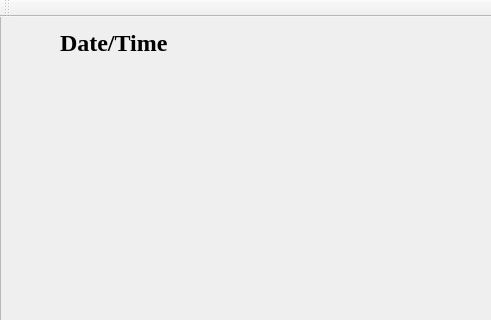
tomyqg/topaz-m, file mainwindow.ui: the form before one commit; both pictures show x 0 to 491 and y 0 to 320 of the 1280 by 800 pixel window.
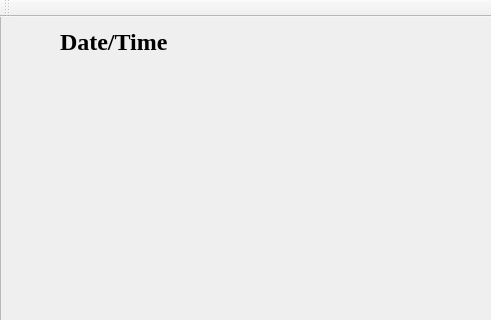
The form after the commit. Icons and pictures are not drawn. Custom widgets are drawn as their Qt base class.

Commit message: введена индикация мат.канала

Patch:
```diff
--- a/mainwindow.ui
+++ b/mainwindow.ui
@@ -77,7 +77,7 @@
        <x>50</x>
        <y>0</y>
        <width>331</width>
-       <height>31</height>
+       <height>30</height>
       </rect>
      </property>
      <property name="font">
@@ -114,9 +114,9 @@
     <widget class="QWidget" name="MessagesWidget" native="true">
      <property name="geometry">
       <rect>
-       <x>32</x>
-       <y>10</y>
-       <width>1218</width>
+       <x>39</x>
+       <y>30</y>
+       <width>1211</width>
        <height>661</height>
       </rect>
      </property>
```
Left out of the diff: 5 changed lines with no effect on the pictures. The commit also changes 2 other files.
